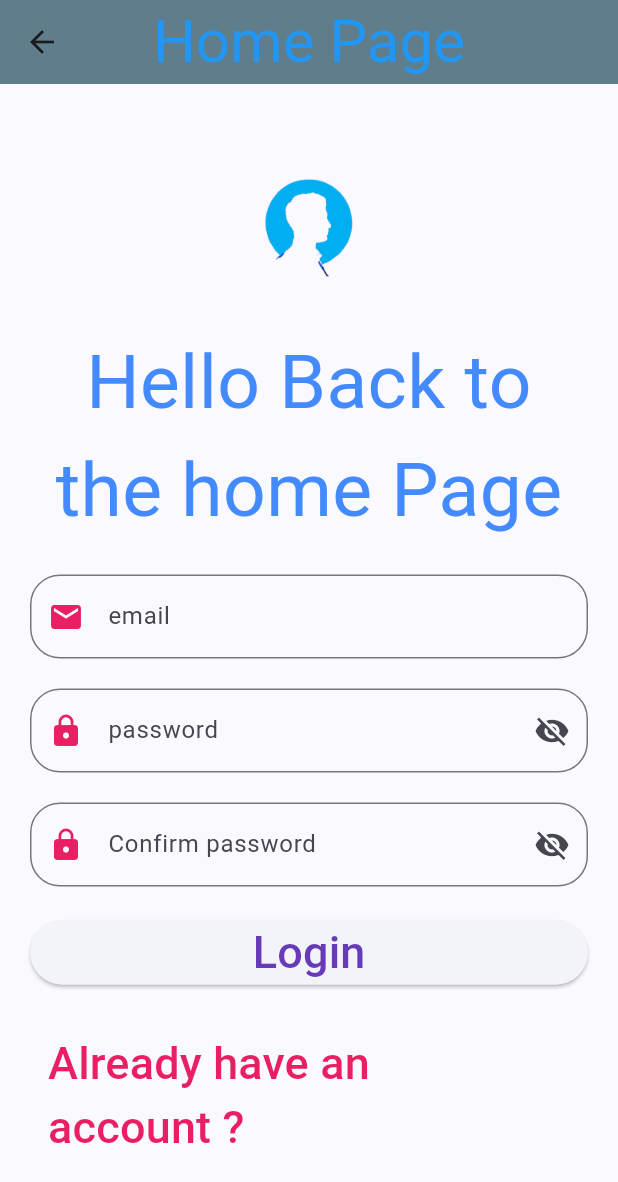
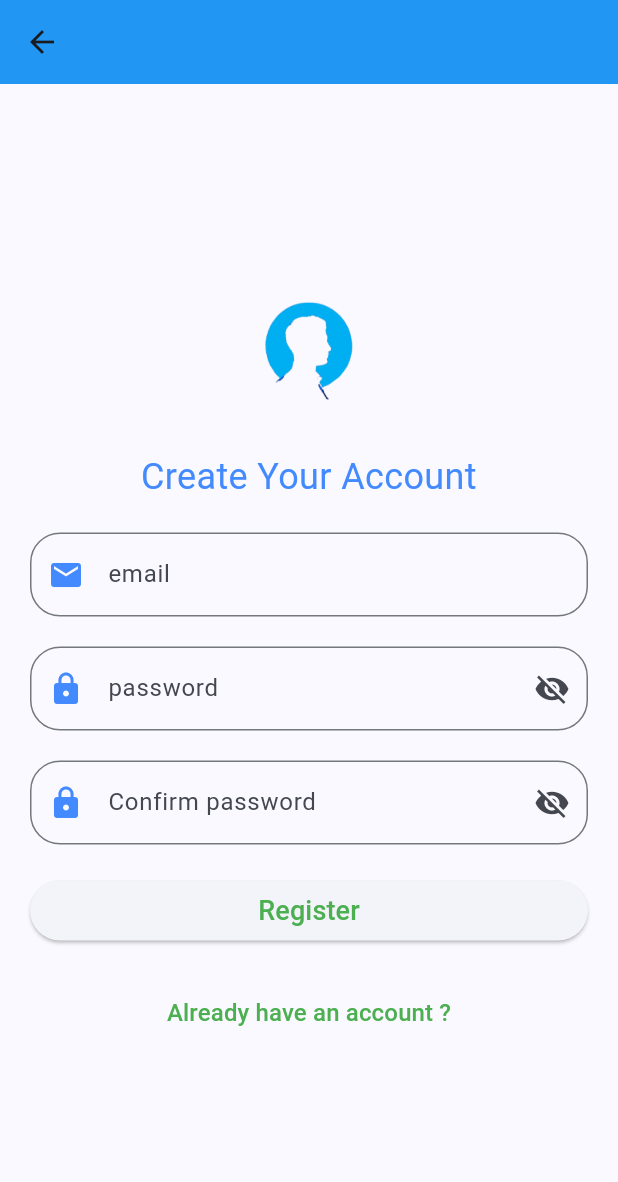
Before and after one commit to arim01/Projet-Flutter, a Flutter app: the screen it shows after launch, after a tap on "Don't have an account ?", on a phone screen of 412 x 824 dp. Shown: the top 1182 px of the screen. Run offline on Flutter 3.47's test engine with Material 3 defaults, Android fonts, the phone set to English and light mode, and no system bars; our stand-ins replace firebase_auth, firebase_core, fluttertoast; accounts and stored records are empty; network calls fail.

Commit message:
Changement de style

```diff
--- a/lib/Screens/login.page.dart
+++ b/lib/Screens/login.page.dart
@@ -43,11 +43,11 @@ class _LoginPageState extends State<LoginPage> {
           centerTitle: true,
           title: Text(
             "Home Page",
-            style: TextStyle(color: Colors.white, fontSize: 40),
+            style: TextStyle(color: Colors.white, fontSize: 24),
           ),
           backgroundColor: Colors.blue,
         ),
-        backgroundColor: Colors.white, // Définir le fond noir ici
+        backgroundColor: Colors.white, // Définir le fond blanc ici
         body: Padding(
             padding: EdgeInsets.symmetric(horizontal: 20),
             child: Form(
@@ -58,35 +58,39 @@ class _LoginPageState extends State<LoginPage> {
                 children: [
                   Image.asset("images/img1.png", height: 100, width: 100),
                   SizedBox(height: 20),
-                  Text("Hello Back to the home Page",
+
+                  const Text("Welcome Back",
                       textAlign: TextAlign.center,
-                      style: TextStyle(fontSize: 50, color: Colors.blueAccent)),
+                      style: TextStyle(fontSize: 24, color: Colors.blueAccent)),
                   SizedBox(height: 20),
+
+                  //email
                   TextFormField(
                     controller: emailcontroller,
                     decoration: InputDecoration(
-                        labelText: "email",
+                        labelText: "Email",
                         border: OutlineInputBorder(
                             borderRadius: BorderRadius.circular(20)),
                         prefixIcon: Icon(
                           Icons.email,
-                          color: Colors.pink,
+                          color: Colors.blueAccent,
                         )),
                     keyboardType: TextInputType.emailAddress,
                     //validator: emailValidator,
                   ),
                   SizedBox(height: 20),
+
                   TextFormField(
                     controller: passcontroller,
                     obscureText:
                         !_passVariable, //on veut que ca soit true par defaut
                     decoration: InputDecoration(
-                        labelText: "password",
+                        labelText: "Password",
                         border: OutlineInputBorder(
                             borderRadius: BorderRadius.circular(20)),
                         prefixIcon: Icon(
                           Icons.lock,
-                          color: Colors.pink,
+                          color: Colors.blueAccent,
                         ),
                         suffixIcon: IconButton(
                             onPressed: () {
@@ -101,9 +105,11 @@ class _LoginPageState extends State<LoginPage> {
                     keyboardType: TextInputType.emailAddress,
                     //validator: passValidator,
                   ),
+
                   SizedBox(
                     height: 20,
                   ),
+
                   ElevatedButton(
                     onPressed: () async {
                       if (keyForm.currentState!.validate()) {
@@ -116,32 +122,33 @@ class _LoginPageState extends State<LoginPage> {
                           );
 
                           ScaffoldMessenger.of(context).showSnackBar(
-                              const SnackBar(
-                                  content: Text('Login successful!')),
+                            const SnackBar(content: Text('Login successful!')),
                           );
                           Navigator.pushNamed(context, "/home");
                         } catch (e) {
                           // En cas d'erreur
                           ScaffoldMessenger.of(context).showSnackBar(
                             SnackBar(
-                                  content:
-                                      Text('Login failed: ${e.toString()}')),
+                                content: Text('Login failed: ${e.toString()}')),
                           );
                         }
                       }
                     },
-                      child: Text(
+                    child: const Text(
                       "Login",
-                        style:
-                            TextStyle(fontSize: 30, color: Colors.deepPurple),
-                      )),
-                  SizedBox(height: 20),
+                      style: TextStyle(fontSize: 18, color: Colors.black),
+                    ),
+                    style: ElevatedButton.styleFrom(
+                      padding: const EdgeInsets.symmetric(vertical: 15),
+                    ),
+                  ),
+                  const SizedBox(height: 20),
                   TextButton(
                       onPressed: () {
                         Navigator.pushNamed(context, "/register");
                       },
                       child: Text("Don't have an account ?",
-                          style: TextStyle(fontSize: 30, color: Colors.pink)))
+                          style: TextStyle(fontSize: 16, color: Colors.black)))
                 ],
               ),
             )));
--- a/lib/Screens/register.page.dart
+++ b/lib/Screens/register.page.dart
@@ -104,10 +104,10 @@ class _LoginPageState extends State<RegisterPage> {
         appBar: AppBar(
           centerTitle: true,
           title: Text(
-            "Home Page",
-            style: TextStyle(color: Colors.blue, fontSize: 40),
+            "Register Page",
+            style: TextStyle(color: Colors.blue, fontSize: 24),
           ),
-          backgroundColor: Colors.blueGrey,
+          backgroundColor: Colors.blue,
         ),
         body: Padding(
             padding: EdgeInsets.symmetric(horizontal: 20),
@@ -119,9 +119,9 @@ class _LoginPageState extends State<RegisterPage> {
                 children: [
                   Image.asset("images/img1.png", height: 100, width: 100),
                   SizedBox(height: 20),
-                  Text("Hello Back to the home Page",
+                  Text("Create Your Account",
                       textAlign: TextAlign.center,
-                      style: TextStyle(fontSize: 50, color: Colors.blueAccent)),
+                      style: TextStyle(fontSize: 24, color: Colors.blueAccent)),
                   SizedBox(height: 20),
                   TextFormField(
                     controller: emailcontroller,
@@ -131,7 +131,7 @@ class _LoginPageState extends State<RegisterPage> {
                             borderRadius: BorderRadius.circular(20)),
                         prefixIcon: Icon(
                           Icons.email,
-                          color: Colors.pink,
+                          color: Colors.blueAccent,
                         )),
                     keyboardType: TextInputType.emailAddress,
                     //validator: emailValidator,
@@ -147,7 +147,7 @@ class _LoginPageState extends State<RegisterPage> {
                             borderRadius: BorderRadius.circular(20)),
                         prefixIcon: Icon(
                           Icons.lock,
-                          color: Colors.pink,
+                          color: Colors.blueAccent,
                         ),
                         suffixIcon: IconButton(
                             onPressed: () {
@@ -175,7 +175,7 @@ class _LoginPageState extends State<RegisterPage> {
                             borderRadius: BorderRadius.circular(20)),
                         prefixIcon: Icon(
                           Icons.lock,
-                          color: Colors.pink,
+                          color: Colors.blueAccent,
                         ),
                         suffixIcon: IconButton(
                             onPressed: () {
@@ -196,9 +196,8 @@ class _LoginPageState extends State<RegisterPage> {
                   ElevatedButton(
                       onPressed: SignUp, // Appel de la méthode SignUp
                       child: Text(
-                        "Login",
-                        style:
-                            TextStyle(fontSize: 30, color: Colors.deepPurple),
+                        "Register",
+                        style: TextStyle(fontSize: 18, color: Colors.green),
                       )),
                   SizedBox(height: 20),
                   TextButton(
@@ -206,7 +205,7 @@ class _LoginPageState extends State<RegisterPage> {
                         Navigator.pushNamed(context, "/login");
                       },
                       child: Text("Already have an account ?",
-                          style: TextStyle(fontSize: 30, color: Colors.pink)))
+                          style: TextStyle(fontSize: 16, color: Colors.green)))
                 ],
               ),
             )));
```
Lines whose indentation alone changed are shown as unchanged.
